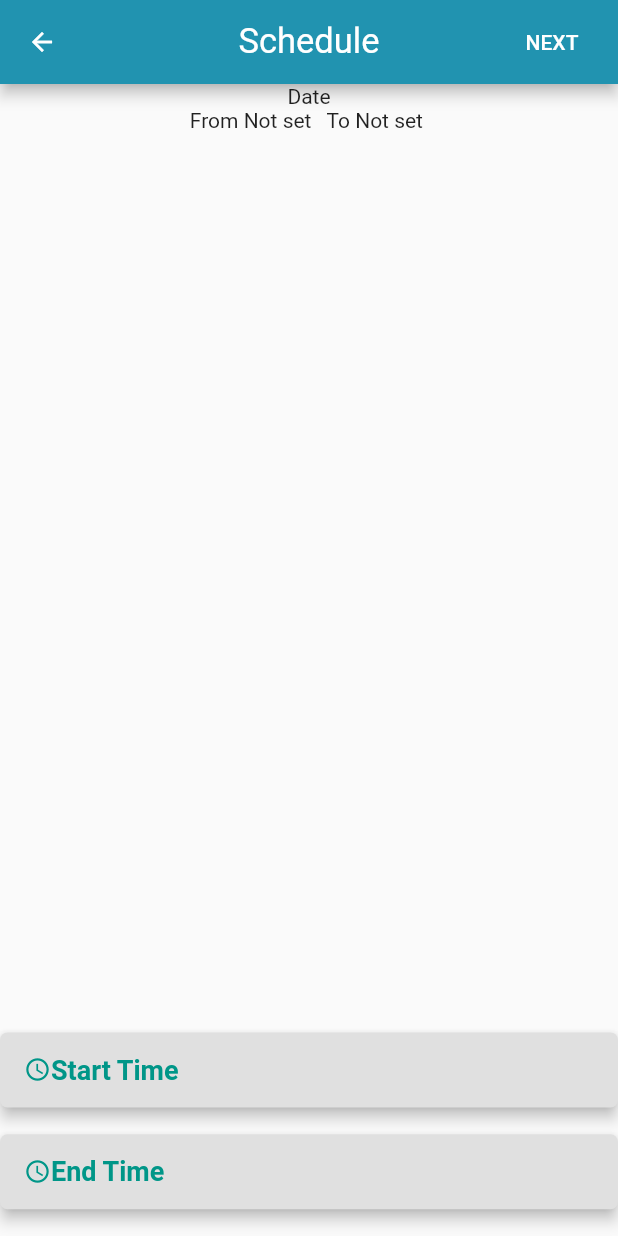
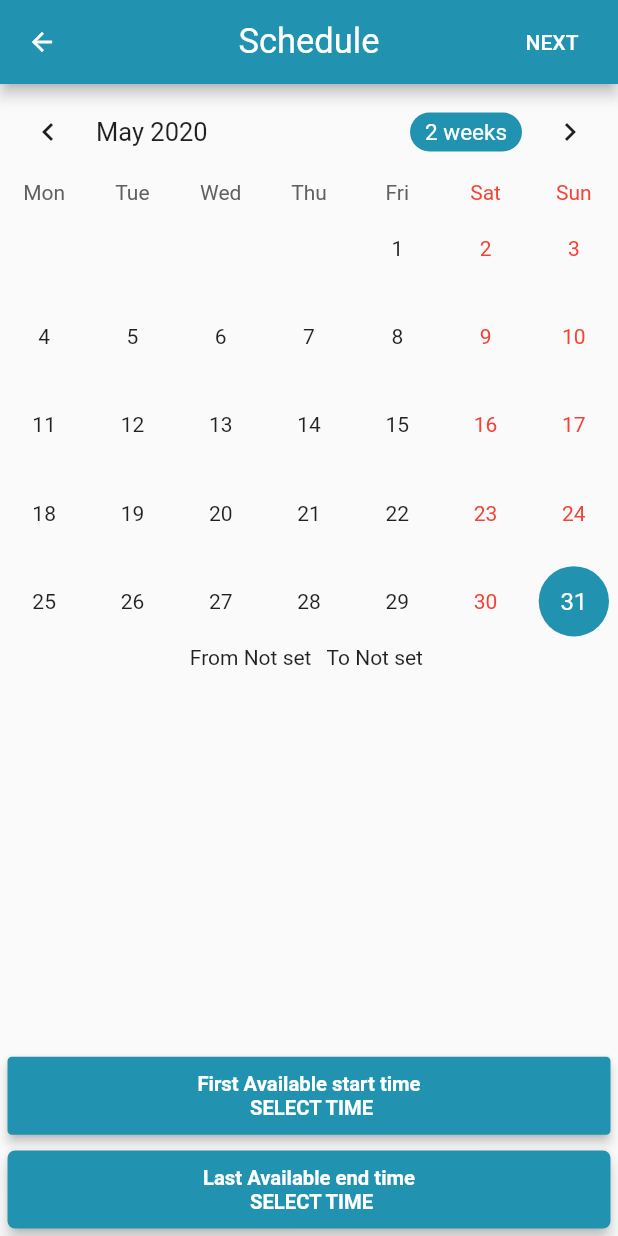
Before and after one commit to elMubarak/oga_box, a Flutter app: the ScheduleDelivery screen opened by its route, on a phone screen of 412 x 824 dp. Run offline on Flutter 3.47's test engine with Material 2 defaults, Android fonts, the phone set to English and light mode, and no system bars; drawn by our look-alikes of table_calendar; our stand-ins replace flutter_datetime_picker, google_maps_flutter.

```diff
--- a/lib/screens/set_time_of_delivery_screen.dart
+++ b/lib/screens/set_time_of_delivery_screen.dart
@@ -1,5 +1,6 @@
 import 'package:flutter/material.dart';
 import 'package:flutter_datetime_picker/flutter_datetime_picker.dart';
+import 'package:ogaboxdelivery/widgets/calender.dart';
 
 class ScheduleDelivery extends StatefulWidget {
   static const String id = 'ScheduleDelivery';
@@ -38,7 +39,9 @@ class _ScheduleDeliveryState extends State<ScheduleDelivery> {
               child: Container(
                 child: Column(
                   children: <Widget>[
-                    Text('Date'),
+                    Container(
+                      child: MyCalender(),
+                    ),
                     Row(
                       mainAxisAlignment: MainAxisAlignment.center,
                       children: <Widget>[
@@ -54,16 +57,19 @@ class _ScheduleDeliveryState extends State<ScheduleDelivery> {
               ),
             ),
             Expanded(
-              flex: 1,
+              flex: 2,
               child: Container(
+                margin: EdgeInsets.all(5.0),
                 child: Column(
                   crossAxisAlignment: CrossAxisAlignment.stretch,
-                  mainAxisAlignment: MainAxisAlignment.spaceEvenly,
+                  mainAxisAlignment: MainAxisAlignment.end,
                   children: <Widget>[
                     RaisedButton(
                         shape: RoundedRectangleBorder(
-                          borderRadius: BorderRadius.circular(5.0)),
-                      elevation: 4.0,
+                          borderRadius: BorderRadius.circular(3.0),
+                        ),
+                        color: Color(0xff2193b0),
+                        elevation: 3.0,
                         onPressed: () {
                           DatePicker.showTime12hPicker(context,
                               theme: DatePickerTheme(
@@ -73,42 +79,27 @@ class _ScheduleDeliveryState extends State<ScheduleDelivery> {
                             print('confirm $time');
                             _startTime = '${time.hour}:${time.minute}';
                             setState(() {});
-                        }, currentTime: DateTime.now(), locale: LocaleType.en);
+                          },
+                              currentTime: DateTime.now(),
+                              locale: LocaleType.en);
                           setState(() {});
                         },
                         child: Container(
-                        alignment: Alignment.center,
-                        height: 50.0,
-                        child: Row(
-                          mainAxisAlignment: MainAxisAlignment.spaceBetween,
-                          children: <Widget>[
-                            Row(
-                              children: <Widget>[
-                                Container(
-                                  child: Row(
-                                    children: <Widget>[
-                                      Icon(
-                                        Icons.access_time,
-                                        size: 18.0,
-                                        color: Colors.teal,
+                          padding: EdgeInsets.all(10.0),
+                          child: Text(
+                            'First Available start time \n SELECT TIME',
+                            textAlign: TextAlign.center,
+                            style: TextStyle(
+                                color: Colors.white,
+                                fontWeight: FontWeight.w600,
+                                fontSize: 13.5),
                           ),
-                                      Text(
-                                        'Start Time',
-                                        style: TextStyle(
-                                            color: Colors.teal,
-                                            fontWeight: FontWeight.bold,
-                                            fontSize: 18.0),
-                                      ),
-                                    ],
-                                  ),
-                                )
-                              ],
-                            ),
-                          ],
-                        ),
-                      ),
+                        )),
+                    SizedBox(
+                      height: 10.5,
                     ),
                     RaisedButton(
+                      color: Color(0xff2193b0),
                       shape: RoundedRectangleBorder(
                           borderRadius: BorderRadius.circular(5.0)),
                       elevation: 4.0,
@@ -121,42 +112,21 @@ class _ScheduleDeliveryState extends State<ScheduleDelivery> {
                           print('confirm $time');
                           _endTime = '${time.hour}:${time.minute}';
                           setState(() {});
-                          },
-                              currentTime: DateTime.now(),
-                              locale: LocaleType.en);
+                        }, currentTime: DateTime.now(), locale: LocaleType.en);
                         setState(() {});
                       },
                       child: Container(
-                          alignment: Alignment.center,
-                          height: 50.0,
-                          child: Row(
-                            mainAxisAlignment: MainAxisAlignment.spaceBetween,
-                            children: <Widget>[
-                              Row(
-                                children: <Widget>[
-                                  Container(
-                                    child: Row(
-                                      children: <Widget>[
-                                        Icon(
-                                          Icons.access_time,
-                                          size: 18.0,
-                                          color: Colors.teal,
+                        padding: EdgeInsets.all(10.0),
+                        child: Text(
+                          'Last Available end time \n SELECT TIME',
+                          textAlign: TextAlign.center,
+                          style: TextStyle(
+                              color: Colors.white,
+                              fontWeight: FontWeight.w600,
+                              fontSize: 13.5),
                         ),
-                                        Text(
-                                          'End Time',
-                                          style: TextStyle(
-                                              color: Colors.teal,
-                                              fontWeight: FontWeight.bold,
-                                              fontSize: 18.0),
                       ),
-                                      ],
                     ),
-                                  )
-                                ],
-                              ),
-                            ],
-                          ),
-                        )),
                   ],
                 ),
               ),
--- /dev/null
+++ b/lib/widgets/calender.dart
@@ -0,0 +1,43 @@
+import 'package:flutter/material.dart';
+import 'package:table_calendar/table_calendar.dart';
+
+class MyCalender extends StatefulWidget {
+  @override
+  _MyCalenderState createState() => _MyCalenderState();
+}
+
+class _MyCalenderState extends State<MyCalender> {
+  var _calendarController = CalendarController();
+
+  void initState() {
+    super.initState();
+    _calendarController = CalendarController();
+  }
+
+  @override
+  void dispose() {
+    _calendarController.dispose();
+    super.dispose();
+  }
+
+  Widget build(BuildContext context) {
+    return TableCalendar(
+      calendarController: _calendarController,
+      startingDayOfWeek: StartingDayOfWeek.monday,
+      calendarStyle: CalendarStyle(
+        selectedColor: Color(0xff2193b0),
+        todayColor: Color(0xff2193b0).withOpacity(0.5),
+        markersColor: Colors.brown[700],
+        outsideDaysVisible: false,
+      ),
+      headerStyle: HeaderStyle(
+        formatButtonTextStyle:
+            TextStyle().copyWith(color: Colors.white, fontSize: 15.0),
+        formatButtonDecoration: BoxDecoration(
+          color: Color(0xff2193b0),
+          borderRadius: BorderRadius.circular(16.0),
+        ),
+      ),
+    );
+  }
+}
--- a/pubspec.yaml
+++ b/pubspec.yaml
@@ -35,7 +35,9 @@ dependencies:
   location: ^3.0.2
   google_fonts: ^1.1.0
   flutter_datetime_picker: ^1.3.8
-
+  flutter_clean_calendar: ^1.0.2
+  table_calendar: ^2.2.3
+  flutter_calendar_carousel: ^1.4.12
 dev_dependencies:
   flutter_test:
     sdk: flutter
```
Also changed, not shown: pubspec.lock. Lines whose indentation alone changed are shown as unchanged.
